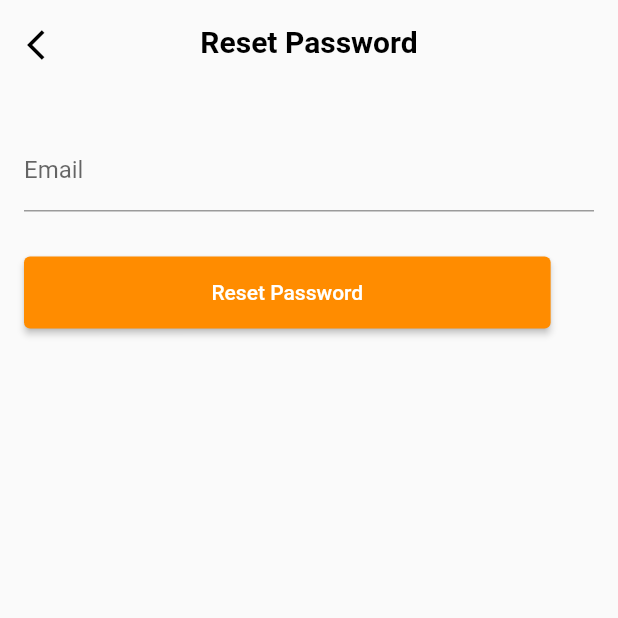
After one commit to Lohithkp/UpNext, a Flutter app: the screen it shows after launch, after a tap on "Forgot Password?", on a phone screen of 412 x 824 dp, the top half of it. The commit adds this screen. Run offline on Flutter 3.47's test engine with Material 2 defaults, Android fonts, the light colour scheme and no system bars; our stand-ins replace firebase_auth, firebase_core; accounts and stored records are empty; network calls fail.

Commit message:
password reset page added

```diff
--- a/lib/src/screens/login_page/login_page.dart
+++ b/lib/src/screens/login_page/login_page.dart
@@ -1,5 +1,6 @@
 import 'package:firebase_auth/firebase_auth.dart';
 import 'package:flutter/material.dart';
+import 'package:up_next/src/screens/reset_password_page/reset_password_page.dart';
 import 'package:up_next/src/screens/singn_up_page/sign_up_page.dart';
 import '../../../main.dart';
 
@@ -107,7 +108,11 @@ class _LoginPageState extends State<LoginPage> {
                 children: [
                   TextButton(
                     onPressed: () {
-                      // Add Forgot Password logic here
+                      Navigator.of(context).push(
+                        MaterialPageRoute(
+                          builder: (context) => const ResetPasswordPage(),
+                        ),
+                      );
                     },
                     child: const Text('Forgot Password?'),
                   ),
--- /dev/null
+++ b/lib/src/screens/reset_password_page/reset_password_page.dart
@@ -0,0 +1,80 @@
+import 'package:firebase_auth/firebase_auth.dart';
+import 'package:flutter/cupertino.dart';
+import 'package:flutter/material.dart';
+
+class ResetPasswordPage extends StatefulWidget {
+  const ResetPasswordPage({Key? key}) : super(key: key);
+
+  @override
+  State<ResetPasswordPage> createState() => _ResetPasswordPageState();
+}
+
+class _ResetPasswordPageState extends State<ResetPasswordPage> {
+  final TextEditingController _emailController = TextEditingController();
+  @override
+  Widget build(BuildContext context) {
+    return Scaffold(
+      appBar: AppBar(
+        backgroundColor: Colors.transparent,
+        title: const Text(
+          "Reset Password",
+          style: TextStyle(
+              fontSize: 20, fontWeight: FontWeight.bold, color: Colors.black),
+        ),
+        centerTitle: true,
+        elevation: 0,
+        leading: Padding(
+          padding: const EdgeInsets.all(10),
+          child: IconButton(
+            icon: const Icon(Icons.arrow_back_ios, color: Colors.black),
+            onPressed: () {
+              Navigator.of(context)
+                  .pop(); // Navigate back to the previous page (Login Page)
+            },
+          ),
+        ),
+      ),
+      body: SingleChildScrollView(
+        child: Padding(
+          padding:
+              const EdgeInsets.only(top: 30, left: 16, right: 16, bottom: 16),
+          child: Column(
+            crossAxisAlignment: CrossAxisAlignment.start,
+            children: [
+              TextField(
+                controller: _emailController,
+                decoration: const InputDecoration(
+                  labelText: "Email",
+                  hintText: 'Enter Email',
+                  border: UnderlineInputBorder(), // Only bottom line
+                  filled: false, // Remove background color
+                  contentPadding: EdgeInsets.symmetric(
+                      vertical: 10,
+                      horizontal: 0), // Adjust padding to align the text
+                ),
+                obscureText: false,
+              ),
+              const SizedBox(height: 30),
+              ElevatedButton(
+                onPressed: () {
+                  FirebaseAuth.instance
+                      .sendPasswordResetEmail(email: _emailController.text)
+                      .then((value) {
+                    Navigator.pop(context);
+                  }).onError((error, stackTrace) {
+                    print(error.toString());
+                  });
+                },
+                child: const Text('Reset Password'),
+                style: ElevatedButton.styleFrom(
+                  padding:
+                      const EdgeInsets.symmetric(vertical: 16, horizontal: 125),
+                ),
+              ),
+            ],
+          ),
+        ),
+      ),
+    );
+  }
+}
--- a/lib/src/screens/singn_up_page/sign_up_page.dart
+++ b/lib/src/screens/singn_up_page/sign_up_page.dart
@@ -28,6 +28,12 @@ class _SignUpPageState extends State<SignUpPage> {
   Widget build(BuildContext context) {
     return Scaffold(
       appBar: AppBar(
+        centerTitle: true,
+        title: const Text(
+          "Sign Up",
+          style: TextStyle(
+              fontSize: 20, fontWeight: FontWeight.bold, color: Colors.black),
+        ),
         backgroundColor: Colors.transparent,
         elevation: 0,
         leading: Padding(
```
